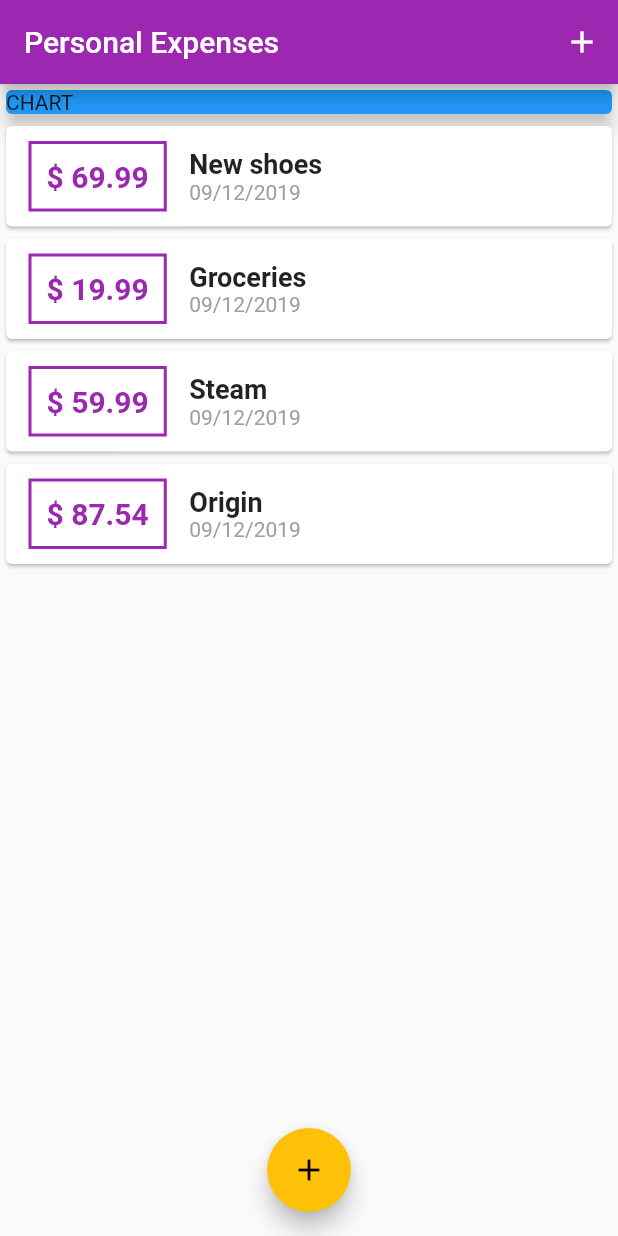
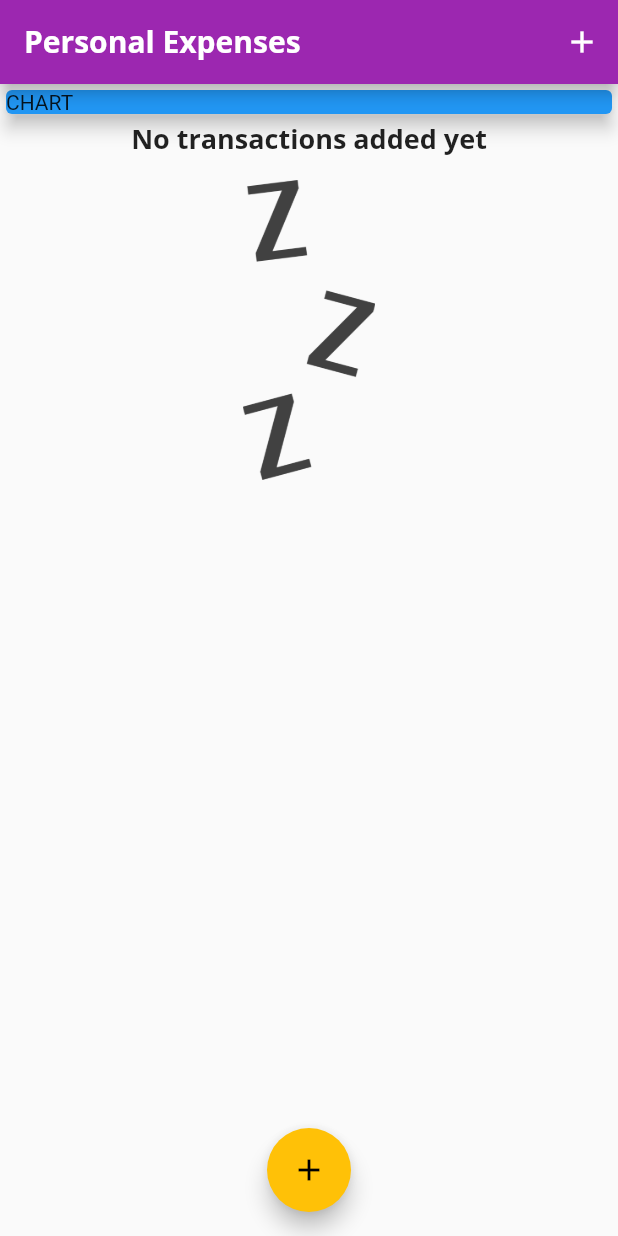
Before and after one commit to lautaguirre/flutter_course, a Flutter app: the screen it shows after launch, on a phone screen of 412 x 824 dp. Run offline on Flutter 3.47's test engine with Material 2 defaults, Android fonts, the phone set to English and light mode, and no system bars.

Commit message:
added fonts and asssets config

```diff
--- a/personal_expenses/lib/main.dart
+++ b/personal_expenses/lib/main.dart
@@ -14,6 +14,23 @@ class MyApp extends StatelessWidget {
       theme: ThemeData(
         primarySwatch: Colors.purple,
         accentColor: Colors.amber,
+        fontFamily: 'QuickSand',
+        textTheme: ThemeData.light().textTheme.copyWith(
+          title: TextStyle(
+            fontFamily: 'OpenSans',
+            fontWeight: FontWeight.bold,
+            fontSize: 18,
+          ),
+        ),
+        appBarTheme: AppBarTheme(
+          textTheme: ThemeData.light().textTheme.copyWith(
+            title: TextStyle(
+              fontFamily: 'OpenSans',
+              fontSize: 20,
+              fontWeight: FontWeight.bold
+            ),
+          ),
+        ),
       ),
       home: MyHomePage(),
     );
@@ -27,13 +44,6 @@ class MyHomePage extends StatefulWidget {
 
 class _MyHomePageState extends State<MyHomePage> {
   final List<Transaction> _userTransactions = [
-    Transaction(id: 't1', title: 'New shoes', amount: 69.99, date: DateTime.now()),
-    Transaction(id: 't2', title: 'Groceries', amount: 19.99, date: DateTime.now()),
-    Transaction(id: 't3', title: 'Steam', amount: 59.99, date: DateTime.now()),
-    Transaction(id: 't4', title: 'Origin', amount: 87.54, date: DateTime.now()),
-    Transaction(id: 't5', title: 'Uplay', amount: 45.95, date: DateTime.now()),
-    Transaction(id: 't6', title: 'Food', amount: 95.25, date: DateTime.now()),
-    Transaction(id: 't7', title: 'Rappi', amount: 63.33, date: DateTime.now()),
   ];
 
   void _addNewTransaction(String txTitle, double txAmount) {
--- a/personal_expenses/lib/widgets/transaction_list.dart
+++ b/personal_expenses/lib/widgets/transaction_list.dart
@@ -12,7 +12,20 @@ class TransactionList extends StatelessWidget {
   Widget build(BuildContext context) {
     return Container(
       height: 300,
-      child: ListView.builder(
+      width: double.infinity,
+      child: transactions.isEmpty
+        ? Column(
+          children: <Widget>[
+            Text('No transactions added yet', style: Theme.of(context).textTheme.title),
+            SizedBox(
+              height: 15,
+            ),
+            Container(
+              height: 200,
+              child: Image.asset('assets/images/waiting.png', fit: BoxFit.cover),
+            ),
+          ],
+        ) : ListView.builder(
           itemCount: transactions.length,
           itemBuilder: (context, index) {
             return Card(
@@ -41,10 +54,7 @@ class TransactionList extends StatelessWidget {
                     children: <Widget>[
                       Text(
                         transactions[index].title,
-                      style: TextStyle(
-                        fontWeight: FontWeight.bold,
-                        fontSize: 18,
-                      ),
+                        style: Theme.of(context).textTheme.title,
                       ),
                       Text(
                         DateFormat('dd/MM/yyyy').format(transactions[index].date),
```
Also changed, not shown: personal_expenses/pubspec.yaml (+15 -14 lines), personal_expenses/assets/fonts/OpenSans-Bold.ttf (added), personal_expenses/assets/fonts/OpenSans-Regular.ttf (added), personal_expenses/assets/fonts/Quicksand-Bold.ttf (added), personal_expenses/assets/fonts/Quicksand-Light.ttf (added), personal_expenses/assets/fonts/Quicksand-Medium.ttf (added), personal_expenses/assets/fonts/Quicksand-Regular.ttf (added), personal_expenses/assets/images/waiting.png (added). Lines whose indentation alone changed are shown as unchanged.
